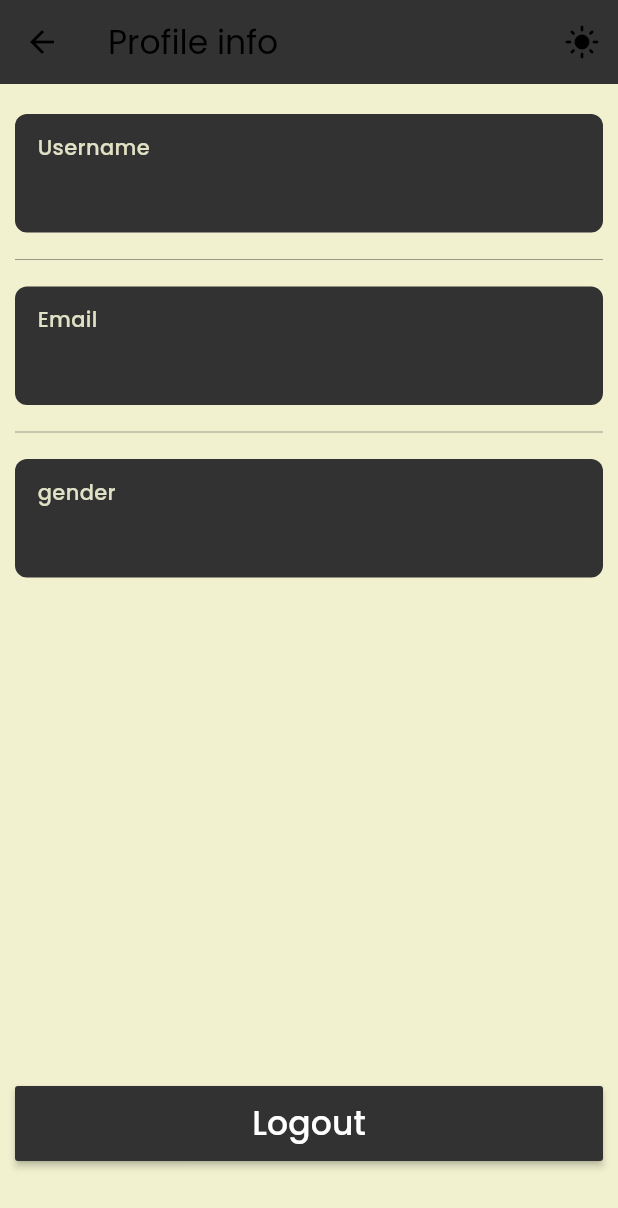
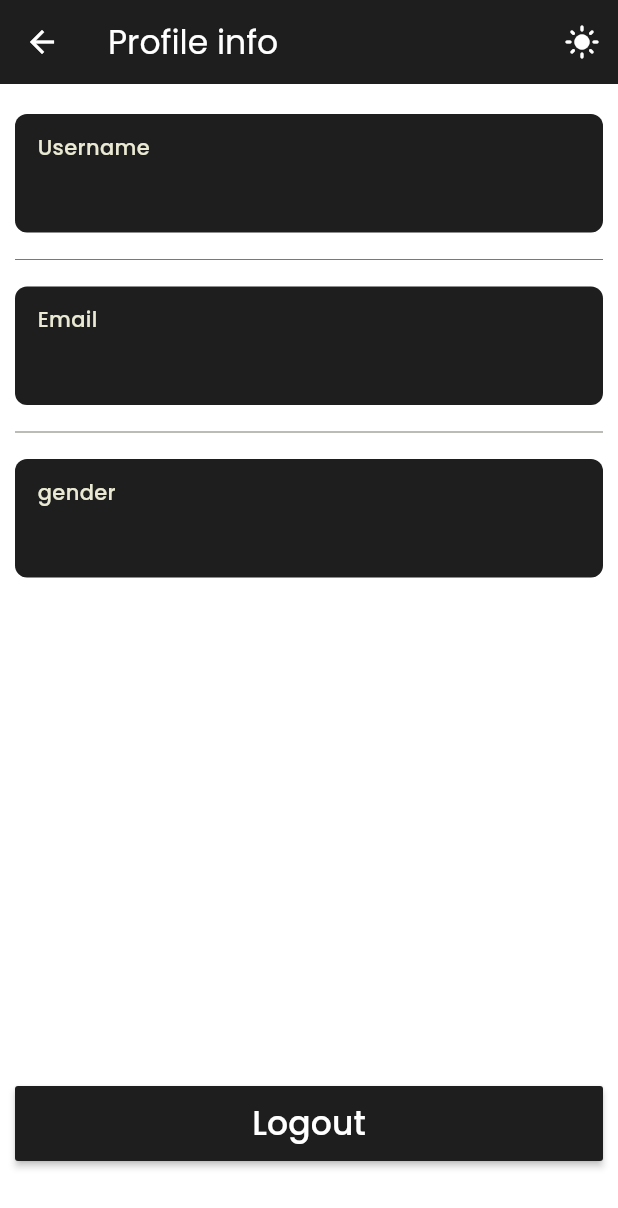
Before and after one commit to arjs1/blogg_app, a Flutter app: the ProfileInfo screen opened directly, after a tap on the "nightlight round" icon, on a phone screen of 412 x 824 dp. Shown: the top 1208 px of the screen. Run offline on Flutter 3.47's test engine with Material 3 defaults, Android fonts, the phone set to English and light mode, and no system bars; our stand-ins replace cloud_firestore, firebase_auth, firebase_core, google_fonts; accounts and stored records are empty; generated files the repository leaves out were written again.

Commit message:
almost completed

```diff
--- a/lib/core/firebase/DatabaseServices/user_database.dart
+++ b/lib/core/firebase/DatabaseServices/user_database.dart
@@ -9,7 +9,7 @@ class UserDatabase {
   Future<void> saveUserData(BuildContext context) async {
     try {
       final userData = Provider.of<AuthServices>(context, listen: false);
-      // print("__________ :: ${userData.uid}");
+      print("__________ :: ${userData.userName}");
       await FirebaseFirestore.instance
           .collection('users')
           .doc(userData.uid)
--- a/lib/core/home_page.dart
+++ b/lib/core/home_page.dart
@@ -1,5 +1,4 @@
 import 'package:firebase_connection_project/pages/CreatePage/create_page.dart';
-import 'package:firebase_connection_project/pages/ExplorePage/explore_page.dart';
 import 'package:firebase_connection_project/pages/HomePage/home_main_page.dart';
 import 'package:firebase_connection_project/pages/ProfilePage/profile_page.dart';
 import 'package:flutter/material.dart';
@@ -14,24 +13,12 @@ class HomePage extends StatefulWidget {
 class _HomePageState extends State<HomePage> {
   List<Widget> page = [
     HomeMainPage(),
-    ExplorePage(),
     CreatePage(),
     ProfilePage(),
   ];
   int _currentIndex = 0;
   @override
   Widget build(BuildContext context) {
-    // return Scaffold(
-    //     body: Column(
-    //   mainAxisAlignment: MainAxisAlignment.center,
-    //   children: [
-    //     TextButton(
-    //         onPressed: () async {
-    //           await Provider.of<AuthServices>(context, listen: false).signOut();
-    //         },
-    //         child: Text("signout"))
-    //   ],
-    // ));
     return Scaffold(
         body: page[_currentIndex],
         bottomNavigationBar: Container(
@@ -54,10 +41,6 @@ class _HomePageState extends State<HomePage> {
                   label: 'Home',
                 ),
                 BottomNavigationBarItem(
-                  icon: Icon(Icons.explore_rounded),
-                  label: 'Explore',
-                ),
-                BottomNavigationBarItem(
                   icon: Icon(Icons.add),
                   label: 'Create',
                 ),
--- a/lib/core/theme/light_mode.dart
+++ b/lib/core/theme/light_mode.dart
@@ -1,10 +1,11 @@
 import 'package:flutter/material.dart';
 
 ThemeData lightTheme = ThemeData(
-    brightness: Brightness.light,
-    colorScheme: ColorScheme.light(
-      surface: Color(0xFFF1F1D0),
-      primary: Color(0xFF323233),
-      secondary: Color(0xFF8F8F7D),
-      tertiary: Color(0xFFE1E1C5),
-    ));
+  brightness: Brightness.light,
+  colorScheme: ColorScheme.light(
+    surface: Color(0xFFFFFFFF), // Main background: white or off-white
+    primary: Color(0xFF1E1E1E), // Dark text or header color
+    secondary: Color(0xFF6B6B5E), // Softer gray for subtext or tabs
+    tertiary: Color(0xFFEAEAD4), // Light beige for highlights or cards
+  ),
+);
--- a/lib/pages/CreatePage/create_page.dart
+++ b/lib/pages/CreatePage/create_page.dart
@@ -43,6 +43,7 @@ class _CreatePageState extends State<CreatePage> {
   void submitToDatabase(
       String title, String description, String category) async {
     try {
+      print(Provider.of<AuthServices>(context, listen: false).userName);
       await BlogDatabase().createBlog(
           title: title,
           description: description,
@@ -184,6 +185,7 @@ class _CreatePageState extends State<CreatePage> {
                   "Publish",
                   style: GoogleFonts.poppins(
                     fontSize: 18,
+                    color: Colors.white,
                   ),
                 ),
               ),
--- a/lib/pages/HomePage/home_main_page.dart
+++ b/lib/pages/HomePage/home_main_page.dart
@@ -1,8 +1,8 @@
-import 'package:cloud_firestore/cloud_firestore.dart';
-import 'package:firebase_connection_project/core/firebase/DatabaseServices/blog_database.dart';
-import 'package:firebase_connection_project/pages/HomePage/widgets/blog_container.dart';
+import 'package:firebase_connection_project/pages/HomePage/widgets/all_page.dart';
+import 'package:firebase_connection_project/pages/HomePage/widgets/category_page.dart';
 import 'package:firebase_connection_project/pages/HomePage/widgets/title_head.dart';
 import 'package:flutter/material.dart';
+import 'package:google_fonts/google_fonts.dart';
 
 class HomeMainPage extends StatefulWidget {
   const HomeMainPage({super.key});
@@ -12,7 +12,6 @@ class HomeMainPage extends StatefulWidget {
 }
 
 class _HomeMainPageState extends State<HomeMainPage> {
-  // final userData = UserDatabase().getUserData("qnp2XbR0Y7XbK9CUf195k6n9kQa2");s
   @override
   Widget build(BuildContext context) {
     return Scaffold(
@@ -27,31 +26,120 @@ class _HomeMainPageState extends State<HomeMainPage> {
             Divider(
               color: Theme.of(context).colorScheme.secondary,
             ),
-            StreamBuilder<QuerySnapshot>(
-              stream: BlogDatabase().streamAllBlogs(),
-              builder: (BuildContext context, AsyncSnapshot snapshot) {
-                if (snapshot.connectionState == ConnectionState.waiting) {
-                  return Center(child: CircularProgressIndicator());
-                }
+            SizedBox(
+              height: 5,
+            ),
+            DefaultTabController(
+              length: 10,
+              child: Column(
+                children: [
+                  TabBar(
+                    isScrollable: true,
+                    dividerHeight: 0,
+                    unselectedLabelColor:
+                        const Color.fromARGB(255, 116, 116, 116),
+                    tabs: [
+                      Text(
+                        "All",
+                        style: GoogleFonts.poppins(
+                          fontSize: 18,
+                        ),
+                      ),
+                      Text(
+                        "Technology",
+                        style: GoogleFonts.poppins(
+                          fontSize: 18,
+                        ),
+                      ),
+                      Text(
+                        "Travel",
+                        style: GoogleFonts.poppins(
+                          fontSize: 18,
+                        ),
+                      ),
+                      Text(
+                        "Lifestyle",
+                        style: GoogleFonts.poppins(
+                          fontSize: 18,
+                        ),
+                      ),
+                      Text(
+                        "Fashion",
+                        style: GoogleFonts.poppins(
+                          fontSize: 18,
+                        ),
+                      ),
+                      Text(
+                        "Finance",
+                        style: GoogleFonts.poppins(
+                          fontSize: 18,
+                        ),
+                      ),
+                      Text(
+                        "Music",
+                        style: GoogleFonts.poppins(
+                          fontSize: 18,
+                        ),
+                      ),
+                      Text(
+                        "Marketing",
+                        style: GoogleFonts.poppins(
+                          fontSize: 18,
+                        ),
+                      ),
+                      Text(
+                        "Movies",
+                        style: GoogleFonts.poppins(
+                          fontSize: 18,
+                        ),
+                      ),
+                      Text(
+                        "Politics",
+                        style: GoogleFonts.poppins(
+                          fontSize: 18,
+                        ),
+                      ),
+                    ],
+                  ),
+                  SizedBox(
+                    height: MediaQuery.of(context).size.height,
+                    child: TabBarView(
+                      children: [
+                        AllPage(),
+                        CategoryPage(
+                          categoryName: "Technology",
+                        ),
+                        CategoryPage(
+                          categoryName: "Travel",
+                        ),
+                        CategoryPage(
+                          categoryName: "Lifestyle",
+                        ),
+                        CategoryPage(
+                          categoryName: "Fashion",
+                        ),
+                        CategoryPage(
+                          categoryName: "Finance",
+                        ),
+                        CategoryPage(
+                          categoryName: "Music",
+                        ),
+                        CategoryPage(
+                          categoryName: "Marketing",
+                        ),
+                        CategoryPage(
+                          categoryName: "Movies",
+                        ),
+                        CategoryPage(
+                          categoryName: "Politics",
+                        ),
+                      ],
+                    ),
+                  ),
+                ],
+              ),
+            ),
 
-                if (!snapshot.hasData || snapshot.data!.docs.isEmpty) {
-                  return Center(child: Text('No blogs yet.'));
-                }
-                final blogs = snapshot.data!.docs;
-                return ListView.builder(
-                  physics: NeverScrollableScrollPhysics(),
-                  shrinkWrap: true,
-                  itemCount: blogs.length,
-                  itemBuilder: (context, index) {
-                    final blog = blogs[index];
-
-                    return BlogContainer(
-                      blog: blog,
-                    );
-                  },
-                );
-              },
-            ),
             // TextButton(
             //     onPressed: () async {
             //       await Provider.of<AuthServices>(context, listen: false)
--- /dev/null
+++ b/lib/pages/HomePage/widgets/all_page.dart
@@ -0,0 +1,42 @@
+import 'package:cloud_firestore/cloud_firestore.dart';
+import 'package:firebase_connection_project/core/firebase/DatabaseServices/blog_database.dart';
+import 'package:firebase_connection_project/pages/HomePage/widgets/blog_container.dart';
+import 'package:flutter/material.dart';
+
+class AllPage extends StatefulWidget {
+  const AllPage({super.key});
+
+  @override
+  State<AllPage> createState() => _AllPageState();
+}
+
+class _AllPageState extends State<AllPage> {
+  @override
+  Widget build(BuildContext context) {
+    return StreamBuilder<QuerySnapshot>(
+      stream: BlogDatabase().streamAllBlogs(),
+      builder: (BuildContext context, AsyncSnapshot snapshot) {
+        if (snapshot.connectionState == ConnectionState.waiting) {
+          return Center(child: CircularProgressIndicator());
+        }
+
+        if (!snapshot.hasData || snapshot.data!.docs.isEmpty) {
+          return Center(child: Text('No blogs yet.'));
+        }
+        final blogs = snapshot.data!.docs;
+        return ListView.builder(
+          physics: NeverScrollableScrollPhysics(),
+          shrinkWrap: true,
+          itemCount: blogs.length,
+          itemBuilder: (context, index) {
+            final blog = blogs[index];
+
+            return BlogContainer(
+              blog: blog,
+            );
+          },
+        );
+      },
+    );
+  }
+}
--- a/lib/pages/ProfileInfo/profile_info.dart
+++ b/lib/pages/ProfileInfo/profile_info.dart
@@ -21,10 +21,13 @@ class _ProfileInfoState extends State<ProfileInfo> {
     final UserProfileData = UserDatabase();
     return Scaffold(
       appBar: AppBar(
+        iconTheme: IconThemeData(color: Colors.white),
         backgroundColor: Theme.of(context).colorScheme.primary,
         title: Text(
           "Profile info",
-          style: GoogleFonts.poppins(),
+          style: GoogleFonts.poppins(
+            color: Colors.white,
+          ),
         ),
         actions: [
           IconButton(
@@ -33,8 +36,13 @@ class _ProfileInfoState extends State<ProfileInfo> {
                     .toggleApperance();
               },
               icon: Provider.of<ThemeProvider>(context).ispressed
-                  ? Icon(Icons.nightlight_round_outlined)
-                  : Icon(Icons.light_mode)),
+                  ? Icon(
+                      Icons.nightlight_round_outlined,
+                    )
+                  : Icon(
+                      Icons.light_mode,
+                      color: Colors.white,
+                    )),
         ],
       ),
       body: Padding(
--- a/lib/pages/ProfileInfo/widgets/profile_data_container.dart
+++ b/lib/pages/ProfileInfo/widgets/profile_data_container.dart
@@ -1,6 +1,7 @@
 import 'package:flutter/material.dart';
 import 'package:google_fonts/google_fonts.dart';
 
+// ignore: must_be_immutable
 class ProfileDataContainer extends StatelessWidget {
   void Function()? onPressed;
   final String containerName;
--- a/lib/pages/ProfilePage/profile_page.dart
+++ b/lib/pages/ProfilePage/profile_page.dart
@@ -77,6 +77,7 @@ class _ProfilePageState extends State<ProfilePage> {
                                   "Profile info",
                                   style: GoogleFonts.poppins(
                                     fontSize: 15,
+                                    color: Colors.white,
                                     fontWeight: FontWeight.w500,
                                   ),
                                 ),
```
Also changed, not shown: lib/core/firebase/DatabaseServices/blog_database.dart (+9 -0 lines), lib/pages/BlogDetailPage/blog_detail_page.dart (+10 -8 lines), lib/pages/HomePage/widgets/category_page.dart (added, +67 -0 lines).
